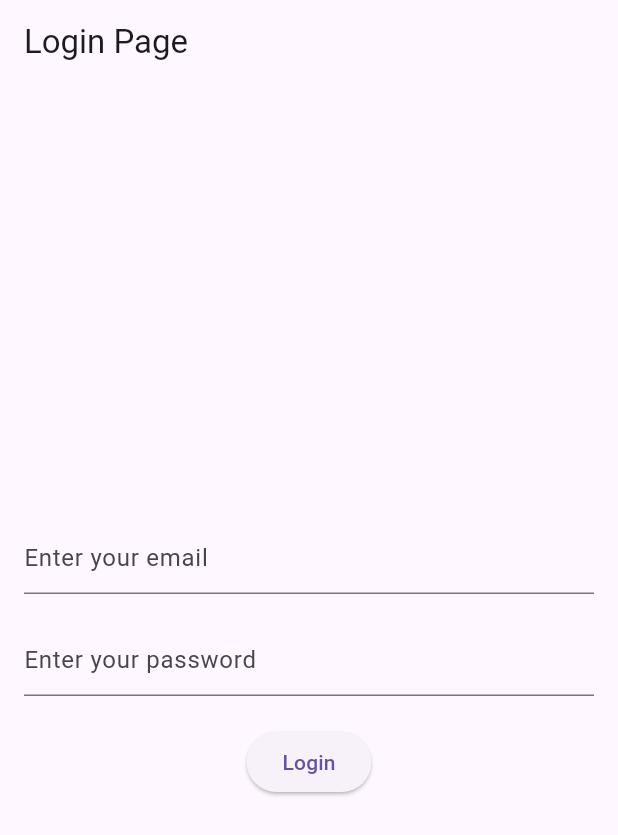
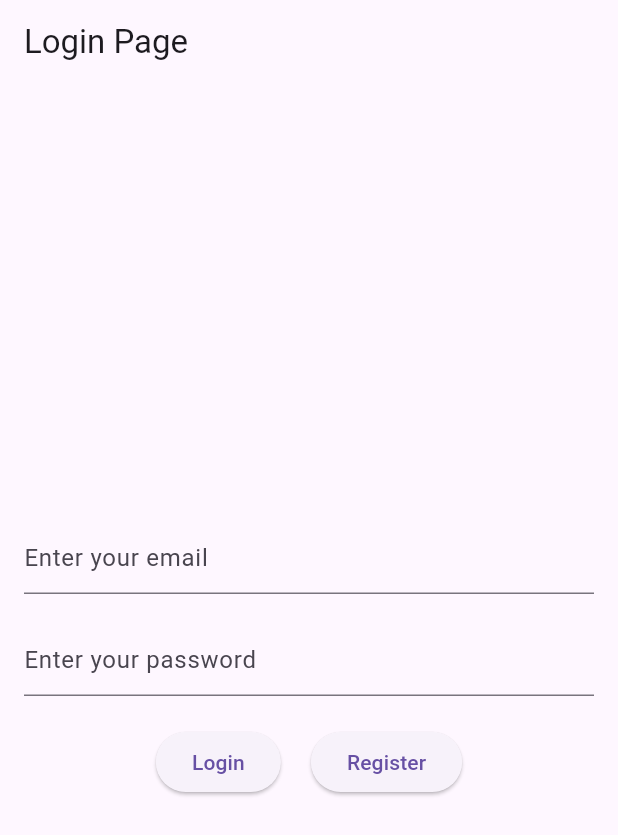
Before and after one commit to amerikarno/icoPortal, a Flutter app: the screen it shows after launch, on a phone screen of 412 x 824 dp. Shown: the top 835 px of the screen. Run offline on Flutter 3.47's test engine with Material 3 defaults, Android fonts, the phone set to English and light mode, and no system bars.

Commit message:
login page

```diff
--- a/ico_portal/lib/main.dart
+++ b/ico_portal/lib/main.dart
@@ -54,6 +54,10 @@ class _LoginPageState extends State<LoginPage> {
               obscureText: true,
             ),
             const SizedBox(height: 20),
+            Row(
+              // crossAxisAlignment: CrossAxisAlignment.center,
+              mainAxisAlignment: MainAxisAlignment.center,
+              children: [
                 ElevatedButton(
                   onPressed: () {
                     // TODO: Implement login functionality
@@ -63,6 +67,18 @@ class _LoginPageState extends State<LoginPage> {
                   },
                   child: const Text('Login'),
                 ),
+                const SizedBox(width: 20,),
+                ElevatedButton(
+                  onPressed: () {
+                    // TODO: Implement login functionality
+                    String email = _emailController.text;
+                    String password = _passwordController.text;
+                    print('Email: $email, Password: $password');
+                  },
+                  child: const Text('Register'),
+                ),
+              ],
+            ),
           ],
         ),
       ),
```
Lines whose indentation alone changed are shown as unchanged.
